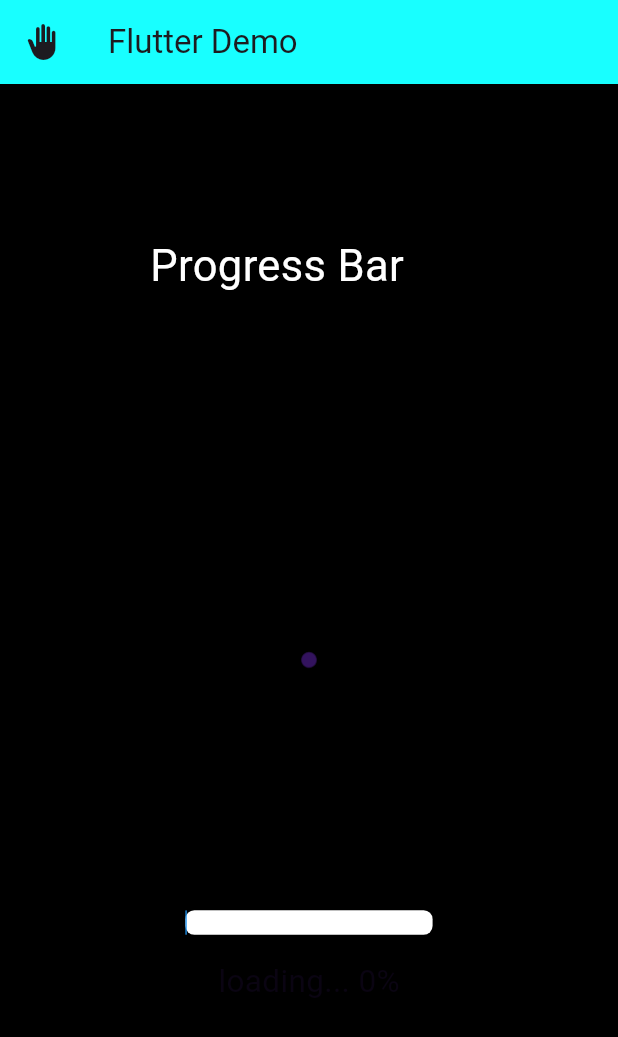
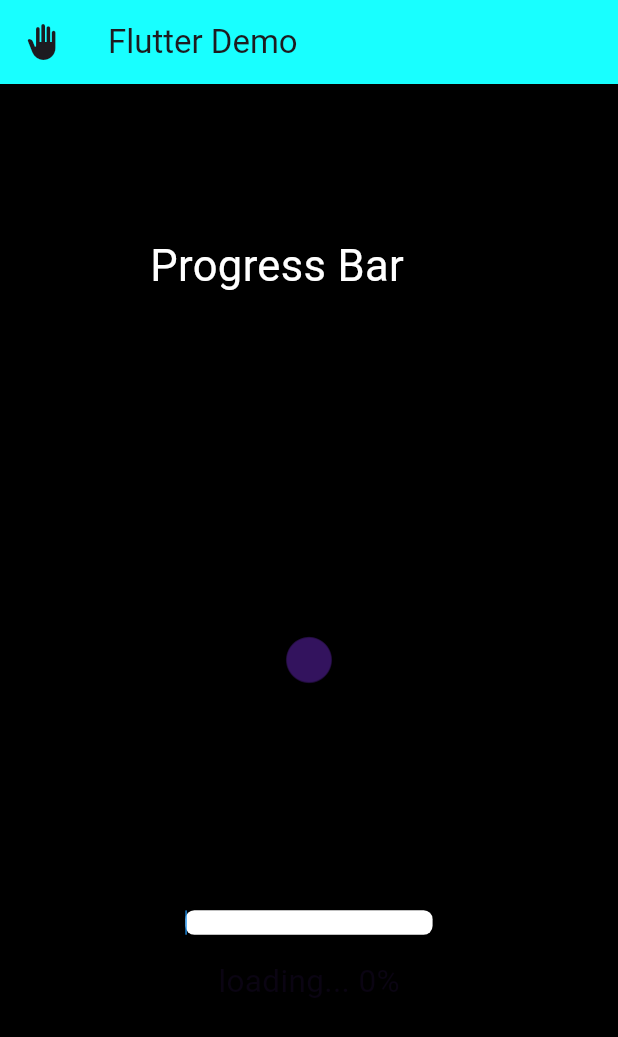
Before and after one commit to Asrar-Ashraf/Flutter_Custom_Progress_bar, a Flutter app: the screen it shows after launch, on a phone screen of 412 x 824 dp. Shown: the top 1037 px of the screen. Run offline on Flutter 3.47's test engine with Material 3 defaults, Android fonts, the phone set to English and light mode, and no system bars.

Commit message:
change sizebox value

```diff
--- a/lib/main.dart
+++ b/lib/main.dart
@@ -33,7 +33,7 @@ class _MyHomePageState extends State<MyHomePage>
         leading: Icon(Icons.back_hand),
       ),
       backgroundColor: Colors.black,
-      body: Stack(children: [Progressbar(boxsize: 5)]),
+      body: Stack(children: [Progressbar(boxsize: 15)]),
     );
   }
 }
```
